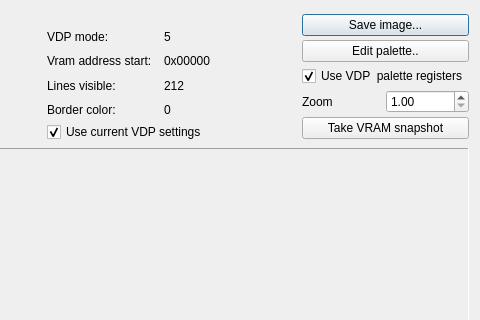
First picture: the form in src/BitMapViewer.ui, repository openMSX/debugger, before the edit; both pictures show x 227 to 707 and y 0 to 320 of the 707 by 619 pixel window.
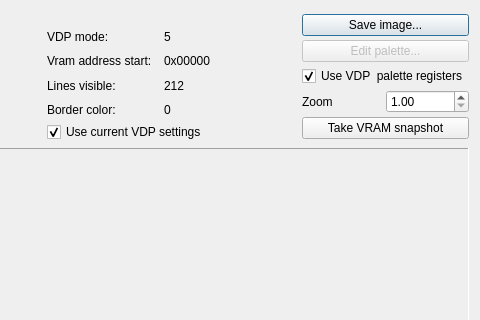
Second picture: the form after the edit.

Commit message: "Edit palette..." disabled by default

```diff
--- a/src/BitMapViewer.ui
+++ b/src/BitMapViewer.ui
@@ -321,8 +321,11 @@
        </item>
        <item>
         <widget class="QPushButton" name="editPaletteButton" >
+         <property name="enabled" >
+          <bool>false</bool>
+         </property>
          <property name="text" >
-          <string>Edit palette..</string>
+          <string>Edit palette...</string>
          </property>
         </widget>
        </item>
```
Left out of the diff: 2 changed lines with no effect on the pictures. The commit also changes 2 other files.
